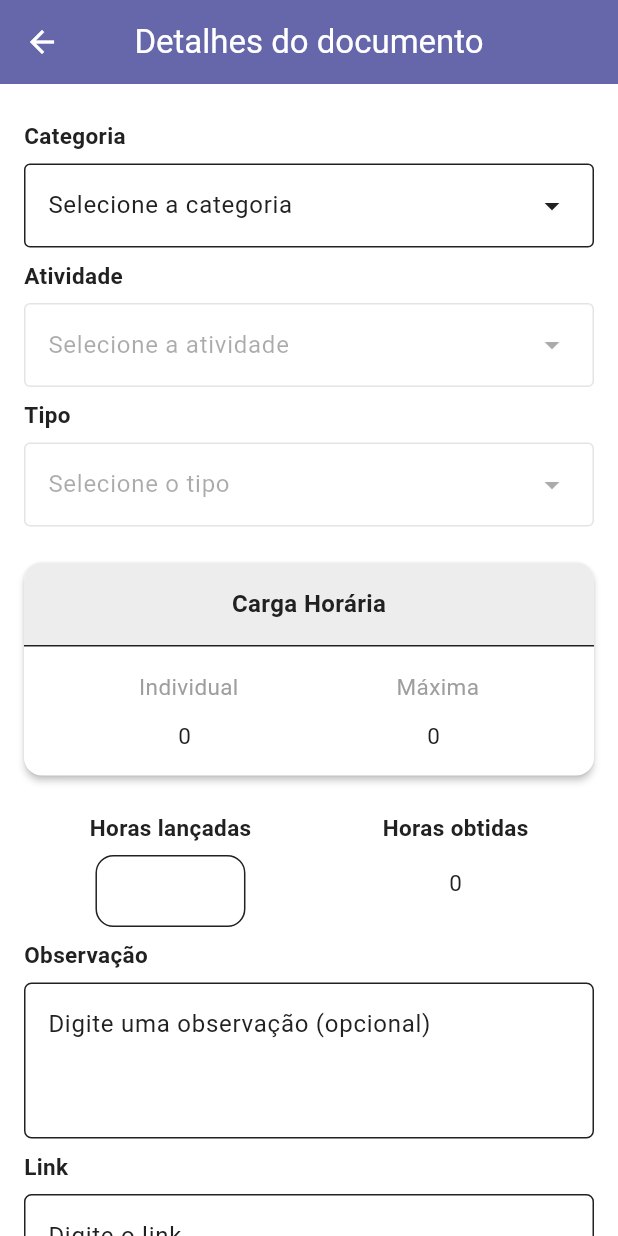
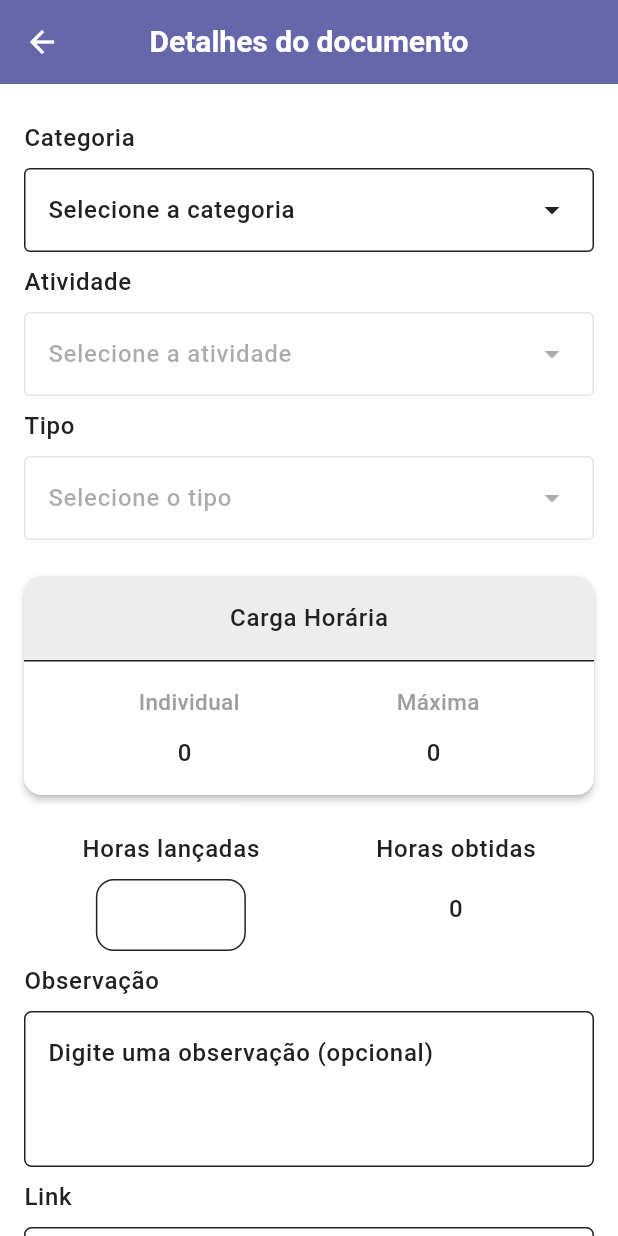
Before and after one commit to WarrenCollins473/horas_compl_app, a Flutter app: the DocumentsPage screen opened by its route, after a tap on the "add" icon, on a phone screen of 412 x 824 dp. Run offline on Flutter 3.47's test engine with Material 3 defaults, Android fonts, the phone set to English and light mode, and no system bars; our stand-ins replace dartz, equatable, flutter_bloc, get_it, google_fonts, isar_community and 2 more; accounts and stored records are empty; generated files the repository leaves out were written again.

Commit message:
feat: Fonts

```diff
--- a/lib/features/presentation/components/title.dart
+++ b/lib/features/presentation/components/DetailTitle.dart
@@ -11,7 +11,7 @@ class DetailTitle extends StatelessWidget {
       margin: const EdgeInsets.symmetric(vertical: 8.0),
       child: Text(
         text,
-        style: const TextStyle(fontSize: 15, fontWeight: FontWeight.bold),
+        style: Theme.of(context).textTheme.bodyLarge,
         textAlign: TextAlign.start,
       ),
     );
--- a/lib/features/presentation/components/activity_hours_info.dart
+++ b/lib/features/presentation/components/activity_hours_info.dart
@@ -90,8 +90,14 @@ class ActivityHoursInfo extends StatelessWidget {
           Row(
             mainAxisAlignment: MainAxisAlignment.spaceAround,
             children: [
-              Text(individual.toString(), style: const TextStyle(fontSize: 15)),
-              Text(maximum.toString(), style: const TextStyle(fontSize: 15)),
+              Text(
+                individual.toString(),
+                style: Theme.of(context).textTheme.bodyLarge,
+              ),
+              Text(
+                maximum.toString(),
+                style: Theme.of(context).textTheme.bodyLarge,
+              ),
             ],
           ),
         ],
--- a/lib/features/presentation/components/drawer.dart
+++ b/lib/features/presentation/components/drawer.dart
@@ -28,6 +28,7 @@ class AppDrawer extends StatelessWidget {
             iconColor: Theme.of(context).colorScheme.surface,
             title: Text('Minhas horas'),
             textColor: Theme.of(context).colorScheme.surface,
+            titleTextStyle: Theme.of(context).textTheme.headlineMedium,
             onTap: () {
               context.read<DocumentsBloc>().add(LoadDocumentsEvent());
               _navigate(context, AppRoutes.hours.path);
@@ -38,6 +39,7 @@ class AppDrawer extends StatelessWidget {
             iconColor: Theme.of(context).colorScheme.surface,
             title: Text('Meus documentos'),
             textColor: Theme.of(context).colorScheme.surface,
+            titleTextStyle: Theme.of(context).textTheme.headlineMedium,
             onTap: () {
               context.read<DocumentsBloc>().add(LoadDocumentsEvent());
               _navigate(context, AppRoutes.documents.path);
@@ -48,6 +50,7 @@ class AppDrawer extends StatelessWidget {
             iconColor: Theme.of(context).colorScheme.surface,
             title: Text('Gerar PDF'),
             textColor: Theme.of(context).colorScheme.surface,
+            titleTextStyle: Theme.of(context).textTheme.headlineMedium,
             onTap: () {
               context.read<DocumentsBloc>().add(LoadDocumentsEvent());
               _navigate(context, AppRoutes.pdf.path);
--- a/lib/features/presentation/components/hours_input.dart
+++ b/lib/features/presentation/components/hours_input.dart
@@ -53,9 +53,9 @@ class _HoursInputState extends State<HoursInput> {
         Column(
           crossAxisAlignment: CrossAxisAlignment.center,
           children: [
-            const Text(
+            Text(
               'Horas lançadas',
-              style: TextStyle(fontSize: 15, fontWeight: FontWeight.w600),
+              style: Theme.of(context).textTheme.bodyLarge,
             ),
             const SizedBox(height: 8),
             SizedBox(
@@ -77,14 +77,11 @@ class _HoursInputState extends State<HoursInput> {
         Column(
           crossAxisAlignment: CrossAxisAlignment.center,
           children: [
-            const Text(
-              'Horas obtidas',
-              style: TextStyle(fontSize: 15, fontWeight: FontWeight.w600),
-            ),
+            Text('Horas obtidas', style: Theme.of(context).textTheme.bodyLarge),
             const SizedBox(height: 16),
             Text(
               widget.obtainedHours.toString(),
-              style: const TextStyle(fontSize: 15),
+              style: Theme.of(context).textTheme.bodyLarge,
             ),
           ],
         ),
--- a/lib/features/presentation/pages/details_page.dart
+++ b/lib/features/presentation/pages/details_page.dart
@@ -10,7 +10,7 @@ import 'package:horas_compl_app/features/presentation/components/action_button.d
 import 'package:horas_compl_app/features/presentation/components/activity_hours_info.dart';
 import 'package:horas_compl_app/features/presentation/components/custom_dropdown.dart';
 import 'package:horas_compl_app/features/presentation/components/hours_input.dart';
-import 'package:horas_compl_app/features/presentation/components/title.dart';
+import 'package:horas_compl_app/features/presentation/components/DetailTitle.dart';
 
 class DetailsPage extends StatefulWidget {
   final int? id;
@@ -140,7 +140,12 @@ class _DetailsPageState extends State<DetailsPage> {
   @override
   Widget build(BuildContext context) {
     return Scaffold(
-      appBar: AppBar(title: const Text('Detalhes do documento')),
+      appBar: AppBar(
+        title: Text(
+          'Detalhes do documento',
+          style: Theme.of(context).textTheme.headlineLarge,
+        ),
+      ),
       body: BlocBuilder<DocumentsBloc, DocumentsState>(
         builder: (context, documentsState) {
           return BlocBuilder<CurriculumRulesBloc, CurriculumRulesState>(
@@ -258,13 +263,10 @@ class _DetailsPageState extends State<DetailsPage> {
                                 ),
                                 color: Color(0xFFEDEDED),
                               ),
-                              child: const Center(
+                              child: Center(
                                 child: Text(
                                   'Carga Horária',
-                                  style: TextStyle(
-                                    fontSize: 16,
-                                    fontWeight: FontWeight.bold,
-                                  ),
+                                  style: Theme.of(context).textTheme.bodyLarge,
                                 ),
                               ),
                             ),
@@ -342,7 +344,12 @@ class _DetailsPageState extends State<DetailsPage> {
                                     onPressed: () {
                                       Navigator.pop(context);
                                     },
-                                    child: const Text("Cancelar"),
+                                    child: Text(
+                                      "Cancelar",
+                                      style: Theme.of(
+                                        context,
+                                      ).textTheme.headlineMedium,
+                                    ),
                                   ),
                                   ElevatedButton(
                                     onPressed: () {
@@ -352,7 +359,12 @@ class _DetailsPageState extends State<DetailsPage> {
                                       Navigator.pop(context);
                                       Navigator.pop(context);
                                     },
-                                    child: const Text("Excluir"),
+                                    child: Text(
+                                      "Excluir",
+                                      style: Theme.of(
+                                        context,
+                                      ).textTheme.headlineMedium,
+                                    ),
                                   ),
                                 ],
                               ),
--- a/lib/features/presentation/pages/documents_page.dart
+++ b/lib/features/presentation/pages/documents_page.dart
@@ -15,14 +15,24 @@ class DocumentsPage extends StatelessWidget {
   @override
   Widget build(BuildContext context) {
     return Scaffold(
-      appBar: AppBar(title: const Text('Meus documentos')),
+      appBar: AppBar(
+        title: Text(
+          'Meus documentos',
+          style: Theme.of(context).textTheme.headlineLarge,
+        ),
+      ),
       drawer: AppDrawer(currentRoute: AppRoutes.documents.path),
       body: BlocBuilder<DocumentsBloc, DocumentsState>(
         builder: (context, documentsState) {
           return BlocBuilder<CurriculumRulesBloc, CurriculumRulesState>(
             builder: (context, curriculumRulesState) {
               if (documentsState.documents.isEmpty) {
-                return Center(child: Text("Nenhum documento adicionado"));
+                return Center(
+                  child: Text(
+                    "Nenhum documento adicionado",
+                    style: Theme.of(context).textTheme.bodyMedium,
+                  ),
+                );
               } else {
                 return ListView.builder(
                   itemCount: documentsState.documents.length,
--- a/pubspec.yaml
+++ b/pubspec.yaml
@@ -45,6 +45,7 @@ dependencies:
   pdf: ^3.11.3
   printing: ^5.14.2
   path_provider: ^2.1.5
+  google_fonts: ^8.0.2
 
 
 dev_dependencies:
```
Also changed, not shown: lib/core/theme/app_theme.dart (+37 -0 lines), lib/features/presentation/components/category_bar.dart (+2 -11 lines), lib/features/presentation/components/document_card.dart (+23 -20 lines), lib/features/presentation/components/total_bar.dart (+6 -6 lines), lib/features/presentation/pages/hours_page.dart (+8 -3 lines), lib/features/presentation/pages/pdf_page.dart (+17 -2 lines), pubspec.lock, 4 other files.
